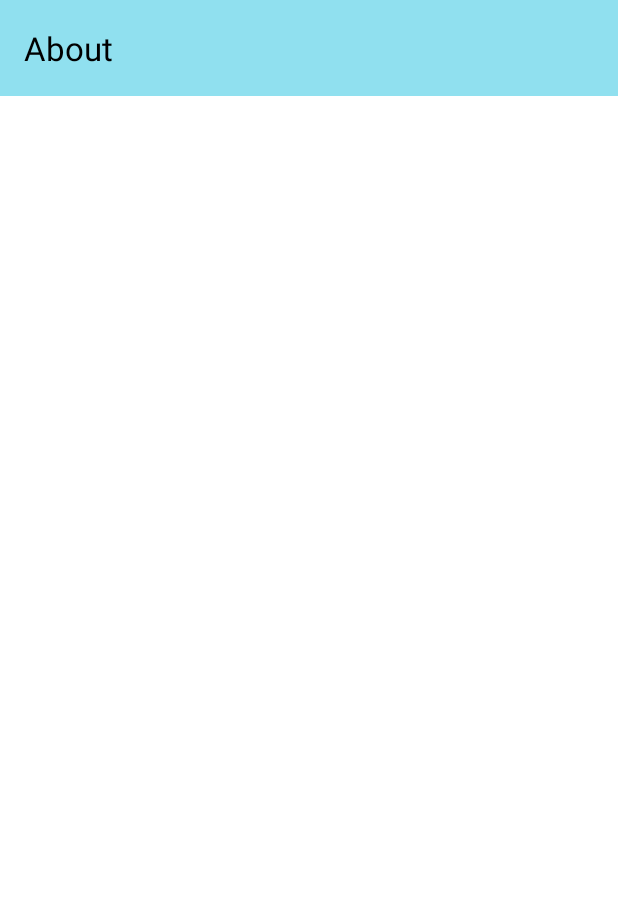
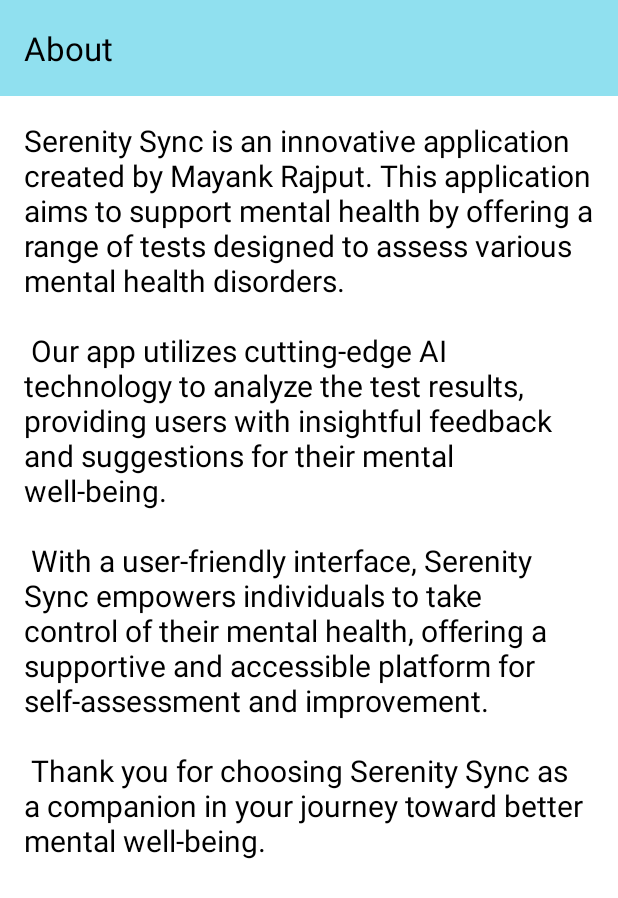
Before and after one commit to mayankr1307/SIH2023_binary_lifters_serenity_sync, an Android app: the HomeActivity screen opened directly, with no data from a screen before it, in the options menu, after a tap on "About", on a phone screen of 412 x 824 dp. Shown: the top 898 px of the screen. Run offline under Robolectric (Android 15) with nearby library versions, the phone set to English and light mode, and no system bars; our stand-ins replace Firebase (no records; nobody signed in at launch, a user with empty details on screens opened directly).

Commit message:
Commit 13, Final Commit.

```diff
--- a/app/src/main/java/sih/binarylifters/serenitysync/activities/AIActivity.kt
+++ b/app/src/main/java/sih/binarylifters/serenitysync/activities/AIActivity.kt
@@ -127,6 +127,9 @@
                 val body = response.body?.string()
                 if (body != null) {
                     Log.v("data", body)
+                    val jsonObject = JSONObject(body)
+                    val errorMessage = jsonObject.getJSONObject("error").getString("message")
+                    callback(errorMessage)
                 } else {
                     Log.v("data", "empty")
                     callback("Empty response body")
--- a/app/src/main/java/sih/binarylifters/serenitysync/activities/HomeActivity.kt
+++ b/app/src/main/java/sih/binarylifters/serenitysync/activities/HomeActivity.kt
@@ -92,9 +92,6 @@
                 val intent = Intent(this@HomeActivity, AboutUsActivity::class.java)
                 startActivity(intent)
             }
-            R.id.help -> {
-
-            }
             R.id.sign_out -> {
                 if(Constants.IS_GUEST) {
                     val intent = Intent(this@HomeActivity, MainActivity::class.java)
--- a/app/src/main/res/layout/activity_about_us.xml
+++ b/app/src/main/res/layout/activity_about_us.xml
@@ -1,5 +1,6 @@
 <?xml version="1.0" encoding="utf-8"?>
-<androidx.constraintlayout.widget.ConstraintLayout xmlns:android="http://schemas.android.com/apk/res/android"
+<androidx.constraintlayout.widget.ConstraintLayout
+    xmlns:android="http://schemas.android.com/apk/res/android"
     xmlns:app="http://schemas.android.com/apk/res-auto"
     xmlns:tools="http://schemas.android.com/tools"
     android:layout_width="match_parent"
@@ -16,4 +17,15 @@
         app:layout_constraintTop_toTopOf="parent"
         tools:ignore="HardcodedText" />
 
+    <TextView
+        android:id="@+id/tv_app_description"
+        android:layout_width="match_parent"
+        android:layout_height="wrap_content"
+        android:text="@string/about_content"
+        android:padding="16dp"
+        android:textColor="@color/black"
+        android:textSize="20sp"
+        app:layout_constraintTop_toBottomOf="@id/tb_home"
+        />
+
 </androidx.constraintlayout.widget.ConstraintLayout>
--- a/app/src/main/res/menu/menu_home.xml
+++ b/app/src/main/res/menu/menu_home.xml
@@ -9,11 +9,6 @@
         app:showAsAction="never"
         tools:ignore="HardcodedText" />
 
-    <item
-        android:id="@+id/help"
-        android:title="Help"
-        app:showAsAction="never"
-        tools:ignore="HardcodedText" />
 
     <item
         android:id="@+id/sign_out"
--- a/app/src/main/res/values/strings.xml
+++ b/app/src/main/res/values/strings.xml
@@ -1,4 +1,5 @@
 <resources>
     <string name="app_name">Serenity Sync</string>
     <string name="default_web_client_id"> </string>
+    <string name="about_content">Serenity Sync is an innovative application created by Mayank Rajput. This application aims to support mental health by offering a range of tests designed to assess various mental health disorders.\n\n    Our app utilizes cutting-edge AI technology to analyze the test results, providing users with insightful feedback and suggestions for their mental well-being.\n\n    With a user-friendly interface, Serenity Sync empowers individuals to take control of their mental health, offering a supportive and accessible platform for self-assessment and improvement.\n\n    Thank you for choosing Serenity Sync as a companion in your journey toward better mental well-being.</string>
 </resources>
```
